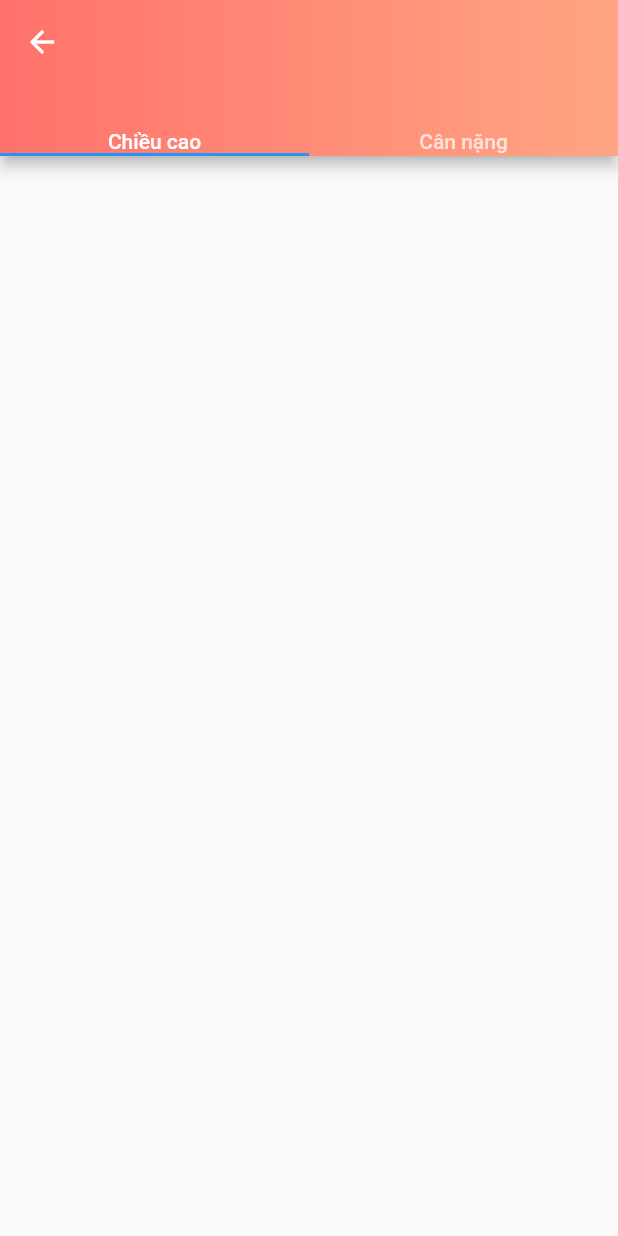
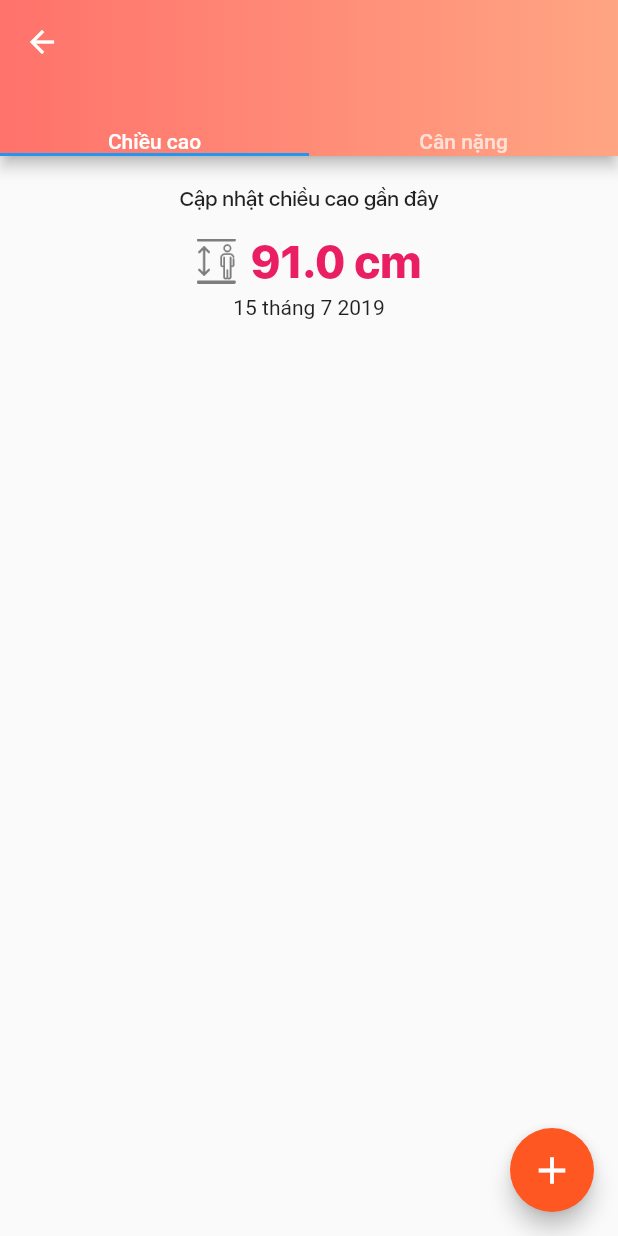
Before and after one commit to Marco108/kidscarebro, a Flutter app: the screen it shows after launch, on a phone screen of 412 x 824 dp. Run offline on Flutter 3.47's test engine with Material 2 defaults, Android fonts, the phone set to English and light mode, and no system bars; our stand-ins replace dio, shimmer; missing offline and left inert: bezier_chart; project files that could hold a hidden picture were left out.

Commit message:
update 4/12 weight height

```diff
--- a/lib/screen/weight_height.dart
+++ b/lib/screen/weight_height.dart
@@ -1,11 +1,81 @@
 import 'package:flutter/material.dart';
 
 class WeightHeight_Screen extends StatelessWidget {
+  Future<String> createAlertDialog(BuildContext context) {
+    //  TextEditingController customController = TextEditingController();
+    return showDialog(
+        context: context,
+        builder: (context) {
+          return AlertDialog(
+            title: Text(
+              "Nhật ký phát triển của bé",
+            ),
+            content: Column(
+              mainAxisSize: MainAxisSize.min,
+              children: <Widget>[
+                TextField(
+                  decoration: InputDecoration(
+                    hintText: "Date",
+                  ),
+                  //controller: customController,
+                ),
+                TextField(
+                  decoration: InputDecoration(
+                    hintText: "Height (cm)",
+                  ),
+                  // controller: customController,
+                ),
+                TextField(
+                  decoration: InputDecoration(
+                    hintText: "Weight (cm)",
+                  ),
+                  //controller: customController,
+                ),
+              ],
+            ),
+            actions: <Widget>[
+              FlatButton(
+                padding: EdgeInsets.fromLTRB(40, 10, 40, 10),
+                shape: RoundedRectangleBorder(
+                  borderRadius: BorderRadius.circular(20.0),
+                ),
+                color: Colors.deepOrange,
+                onPressed: () {
+                  Navigator.of(context).pop();
+                },
+                child: Text(
+                  "Lưu",
+                  style: TextStyle(
+                      color: Colors.white,
+                      fontSize: 15,
+                      fontFamily: "SF-UI-MEDIUM"),
+                ),
+              ),
+            ],
+          );
+        });
+  }
+
   @override
   Widget build(BuildContext context) {
     return DefaultTabController(
       length: 2,
       child: Scaffold(
+        floatingActionButton: FloatingActionButton(
+          backgroundColor: Colors.deepOrange,
+          isExtended: false,
+          onPressed: () {
+            createAlertDialog(context).then((onValue) {
+              SnackBar mySnackBar =
+                  new SnackBar(content: Text("Đã lưu thông tin $onValue"));
+              Scaffold.of(context).showSnackBar(mySnackBar);
+            });
+          },
+          child: Icon(
+            Icons.add,
+            size: 30,
+          ),
+        ),
         appBar: AppBar(
           flexibleSpace: Container(
             decoration: BoxDecoration(
@@ -28,8 +98,84 @@ class WeightHeight_Screen extends StatelessWidget {
         ),
         body: TabBarView(
           children: <Widget>[
-            Container(),
-            Container(),
+            Column(
+              children: <Widget>[
+                Container(
+                  margin: EdgeInsets.only(top: 20),
+                  child: Text(
+                    "Cập nhật chiều cao gần đây",
+                    style: TextStyle(
+                      fontFamily: "SF-UI-medium",
+                    ),
+                  ),
+                ),
+                Container(
+                  margin: EdgeInsets.fromLTRB(0, 15, 0, 0),
+                  child: Row(
+                    mainAxisAlignment: MainAxisAlignment.center,
+                    children: <Widget>[
+                      Image.asset(
+                        "images/heighticon.png",
+                        height: 30,
+                      ),
+                      Container(
+                        margin: EdgeInsets.only(left: 10),
+                        child: Text(
+                          "91.0 cm",
+                          style: TextStyle(
+                              fontFamily: "SF-UI-HEAVY",
+                              color: Colors.pink,
+                              fontSize: 30),
+                        ),
+                      ),
+                    ],
+                  ),
+                ),
+                Container(
+                  margin: EdgeInsets.only(top: 5),
+                  child: Text("15 tháng 7 2019"),
+                ),
+              ],
+            ),
+            Column(
+              children: <Widget>[
+                Container(
+                  margin: EdgeInsets.only(top: 20),
+                  child: Text(
+                    "Cập nhật câng nặng gần đây",
+                    style: TextStyle(
+                      fontFamily: "SF-UI-medium",
+                    ),
+                  ),
+                ),
+                Container(
+                  margin: EdgeInsets.fromLTRB(0, 15, 0, 0),
+                  child: Row(
+                    mainAxisAlignment: MainAxisAlignment.center,
+                    children: <Widget>[
+                      Image.asset(
+                        "images/scale.png",
+                        height: 30,
+                      ),
+                      Container(
+                        margin: EdgeInsets.only(left: 10),
+                        child: Text(
+                          "14 kg",
+                          style: TextStyle(
+                              fontFamily: "SF-UI-HEAVY",
+                              color: Colors.pink,
+                              fontSize: 30),
+                        ),
+                      ),
+                    ],
+                  ),
+                ),
+                Container(
+                  margin: EdgeInsets.only(top: 5),
+                  child: Text("15 tháng 7 2019"),
+                ),
+              ],
+            ),
           ],
         ),
       ),
```
Also changed, not shown: lib/screen/bodykid_screen.dart (+37 -12 lines), lib/screen/dashboard.dart (+26 -23 lines), images/baby1.png (added), images/heighticon.png (added), images/scale.png (added).
